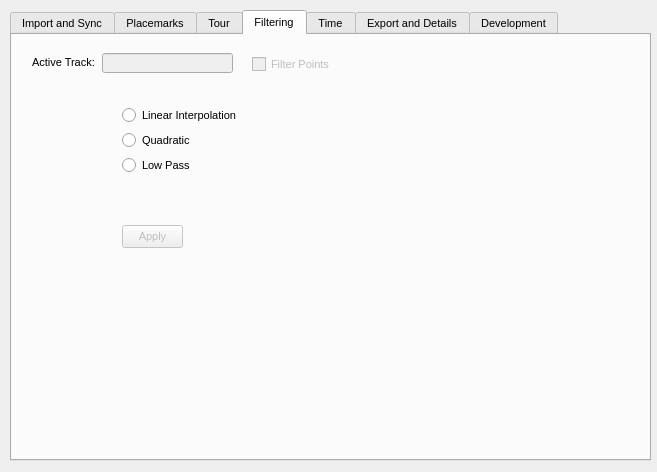
Before: the Qt Designer form QGISPlugin/MilkMachine/ui_milkmachine.ui in SeanKMcGinnis/250MilesCrossingPhila, drawn with Qt 5.
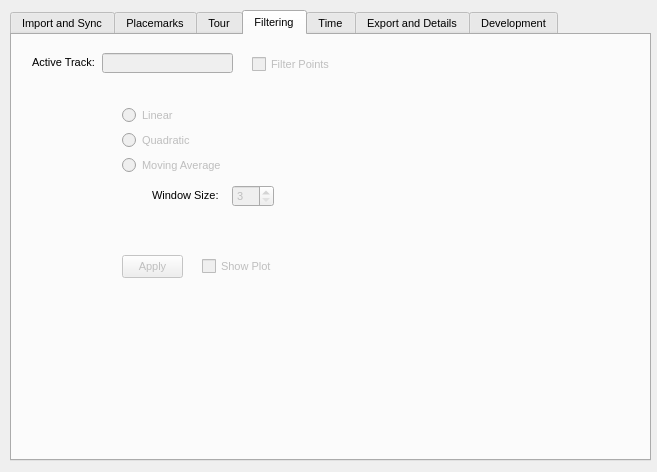
After: the same form once the commit is applied. The open tabs and pages were chosen to show the change. Icons and pictures are not drawn.

Commit message:
Point Filtering & Font Change
Task:  Change all text to Tahoma
Task:  Update the "sync" button info box to indicate the row number.
Task:  Filtering added with 3 point filters; linear, quadratic, and
moving average.

Diff of the .ui file:
```diff
--- a/QGISPlugin/MilkMachine/ui_milkmachine.ui
+++ b/QGISPlugin/MilkMachine/ui_milkmachine.ui
@@ -30,6 +30,7 @@
    </property>
    <property name="font">
     <font>
+     <family>Tahoma</family>
      <pointsize>8</pointsize>
     </font>
    </property>
@@ -2490,7 +2491,7 @@
      <property name="geometry">
       <rect>
        <x>110</x>
-       <y>190</y>
+       <y>220</y>
        <width>61</width>
        <height>23</height>
       </rect>
@@ -2506,7 +2507,10 @@
        <normaloff>:/plugins/milkmachine/triangle.png</normaloff>:/plugins/milkmachine/triangle.png</iconset>
      </property>
     </widget>
-    <widget class="QRadioButton" name="radioButton">
+    <widget class="QRadioButton" name="radioButton_filtering_linear">
+     <property name="enabled">
+      <bool>false</bool>
+     </property>
      <property name="geometry">
       <rect>
        <x>110</x>
@@ -2516,23 +2520,29 @@
       </rect>
      </property>
      <property name="text">
-      <string>Linear Interpolation</string>
+      <string>Linear</string>
      </property>
     </widget>
-    <widget class="QRadioButton" name="radioButton_2">
+    <widget class="QRadioButton" name="radioButton_filtering_moving">
+     <property name="enabled">
+      <bool>false</bool>
+     </property>
      <property name="geometry">
       <rect>
        <x>110</x>
        <y>120</y>
-       <width>82</width>
+       <width>111</width>
        <height>20</height>
       </rect>
      </property>
      <property name="text">
-      <string>Low Pass</string>
+      <string>Moving Average</string>
      </property>
     </widget>
-    <widget class="QRadioButton" name="radioButton_3">
+    <widget class="QRadioButton" name="radioButton_filtering_quad">
+     <property name="enabled">
+      <bool>false</bool>
+     </property>
      <property name="geometry">
       <rect>
        <x>110</x>
@@ -2545,6 +2555,60 @@
       <string>Quadratic</string>
      </property>
     </widget>
+    <widget class="QSpinBox" name="spinBox_filtering_moving">
+     <property name="enabled">
+      <bool>false</bool>
+     </property>
+     <property name="geometry">
+      <rect>
+       <x>220</x>
+       <y>150</y>
+       <width>42</width>
+       <height>22</height>
+      </rect>
+     </property>
+     <property name="toolTip">
+      <string>&lt;html&gt;&lt;head/&gt;&lt;body&gt;&lt;p&gt;An odd positive integer.&lt;/p&gt;&lt;/body&gt;&lt;/html&gt;</string>
+     </property>
+     <property name="minimum">
+      <number>3</number>
+     </property>
+     <property name="singleStep">
+      <number>2</number>
+     </property>
+    </widget>
+    <widget class="QLabel" name="label_66">
+     <property name="geometry">
+      <rect>
+       <x>140</x>
+       <y>150</y>
+       <width>81</width>
+       <height>20</height>
+      </rect>
+     </property>
+     <property name="text">
+      <string>Window Size:</string>
+     </property>
+    </widget>
+    <widget class="QCheckBox" name="checkBox_filtering_showplot">
+     <property name="enabled">
+      <bool>false</bool>
+     </property>
+     <property name="geometry">
+      <rect>
+       <x>190</x>
+       <y>220</y>
+       <width>81</width>
+       <height>23</height>
+      </rect>
+     </property>
+     <property name="toolTip">
+      <string>&lt;html&gt;&lt;head/&gt;&lt;body&gt;&lt;p&gt;If selected, a scatterplot will be created to show the original and filtered points.&lt;/p&gt;&lt;/body&gt;&lt;/html&gt;</string>
+     </property>
+     <property name="text">
+      <string>Show Plot</string>
+     </property>
+    </widget>
    </widget>
    <widget class="QWidget" name="tab_2">
     <attribute name="title">
```
Left out of the diff: 37 changed lines with no effect on the pictures. The commit also changes 11 other files.
